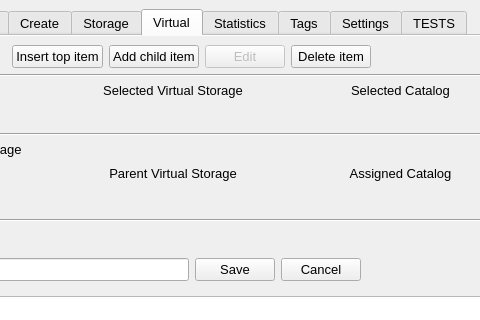
StephaneCouturier/Katalog, file mainwindow.ui: the form before one commit; both pictures show x 503 to 983 and y 0 to 320 of the 1158 by 936 pixel window.
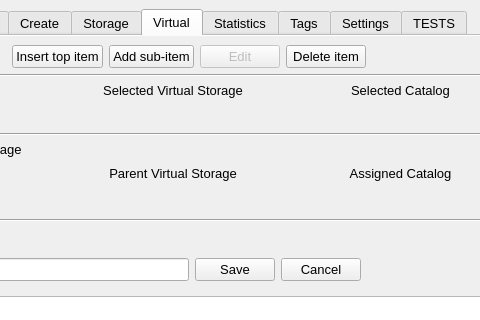
The form after the commit. The open tabs and pages were chosen to show the change. Icons and pictures are not drawn. Custom widgets are drawn as their Qt base class.

Commit message: https://github.com/StephaneCouturier/Katalog/issues/364

```diff
--- a/mainwindow.ui
+++ b/mainwindow.ui
@@ -6763,7 +6763,7 @@
               <item>
                <widget class="QPushButton" name="Virtual_pushButton_InsertChild">
                 <property name="text">
-                 <string>Add child item</string>
+                 <string>Add sub-item</string>
                 </property>
                 <property name="icon">
                  <iconset theme="document-new">
```
Left out of the diff: 2 changed lines with no effect on the pictures. The commit also changes 2 other files.
